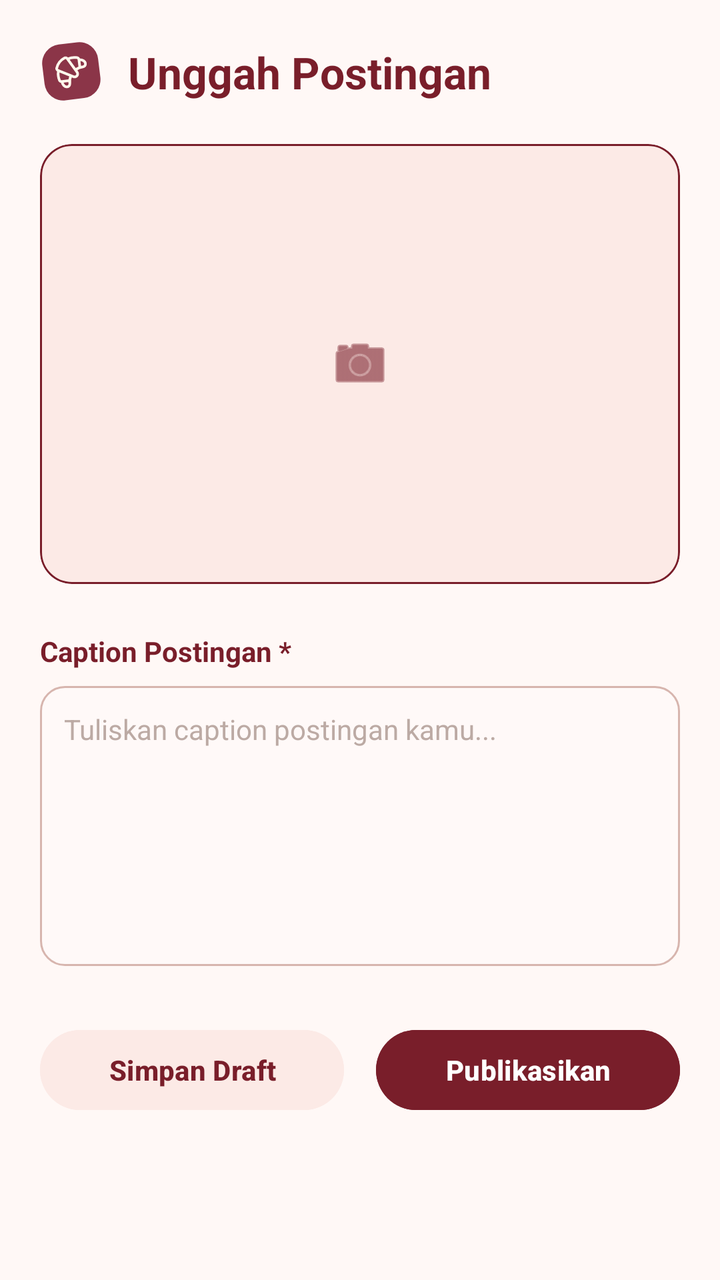
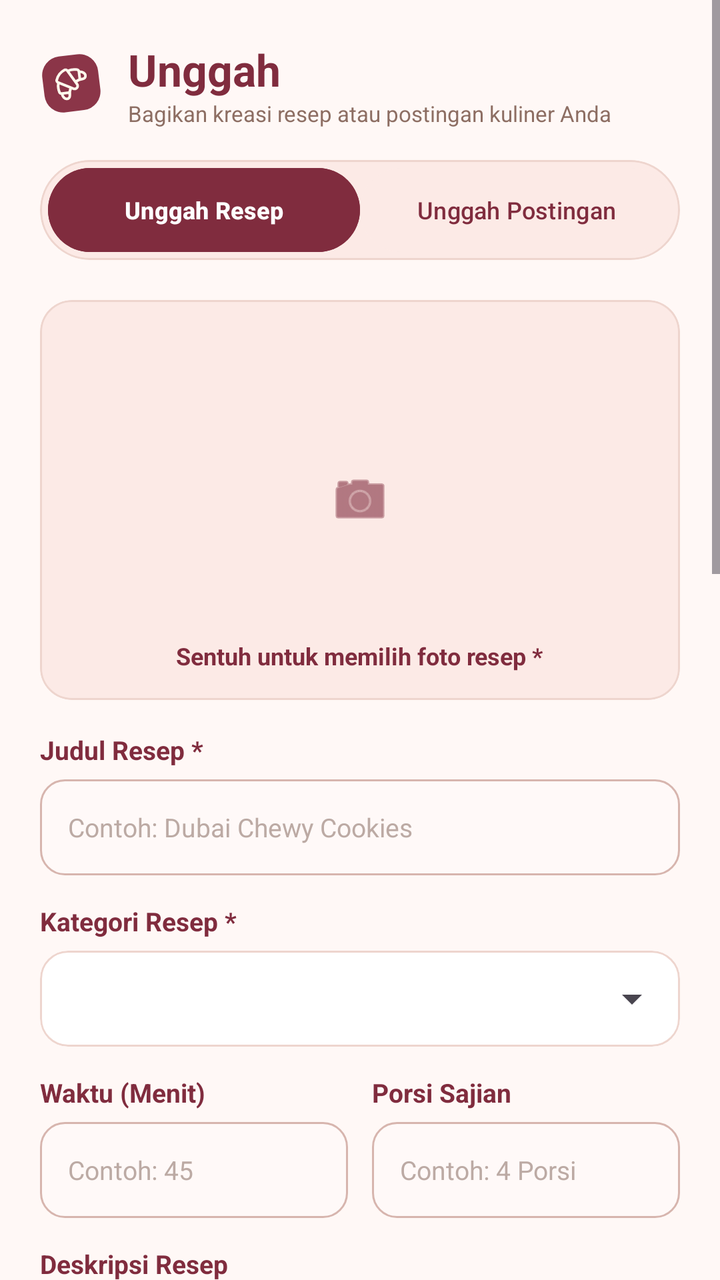

The first picture is an Android layout as it rendered before a commit; the second is the same layout after the commit. The layout source and the unified diff follow.
<!-- AndroidManifest.xml: application theme Theme.Bakerys -->
<!-- res/layout/fragment_unggah.xml -->
<?xml version="1.0" encoding="utf-8"?>
<ScrollView xmlns:android="http://schemas.android.com/apk/res/android"
    xmlns:app="http://schemas.android.com/apk/res-auto"
    android:layout_width="match_parent"
    android:layout_height="match_parent"
    android:background="#FFF8F6"
    android:fillViewport="true">

    <LinearLayout
        android:layout_width="match_parent"
        android:layout_height="wrap_content"
        android:orientation="vertical"
        android:padding="20dp">

        
        <LinearLayout
            android:layout_width="match_parent"
            android:layout_height="wrap_content"
            android:gravity="center_vertical"
            android:orientation="horizontal"
            android:layout_marginBottom="20dp">

            <ImageView
                android:layout_width="32dp"
                android:layout_height="32dp"
                android:src="@drawable/bakery_mark" />

            <TextView
                android:layout_width="wrap_content"
                android:layout_height="wrap_content"
                android:layout_marginStart="12dp"
                android:text="Unggah Postingan"
                android:textColor="#791E2A"
                android:textSize="22sp"
                android:textStyle="bold" />
        </LinearLayout>

        
        <com.google.android.material.card.MaterialCardView
            android:id="@+id/btnUploadFoto"
            android:layout_width="match_parent"
            android:layout_height="220dp"
            android:layout_marginBottom="24dp"
            app:cardBackgroundColor="#FCEAE6"
            app:cardCornerRadius="16dp"
            app:strokeColor="#791E2A"
            app:strokeWidth="1dp">

            <ImageView
                android:id="@+id/ivPreviewFoto"
                android:layout_width="match_parent"
                android:layout_height="match_parent"
                android:scaleType="center"
                android:src="@android:drawable/ic_menu_camera"
                app:tint="#791E2A" />
        </com.google.android.material.card.MaterialCardView>

        
        <TextView
            android:layout_width="wrap_content"
            android:layout_height="wrap_content"
            android:text="Caption Postingan *"
            android:textColor="#791E2A"
            android:textSize="14sp"
            android:textStyle="bold"
            android:layout_marginBottom="8dp" />

        
        <EditText
            android:id="@+id/etCaption"
            android:layout_width="match_parent"
            android:layout_height="140dp"
            android:background="@drawable/bg_input_field"
            android:gravity="top|start"
            android:hint="Tuliskan caption postingan kamu..."
            android:inputType="textMultiLine"
            android:padding="12dp"
            android:textColor="#3E2723"
            android:textColorHint="#BCAAA4"
            android:textSize="14sp" />

        
        <LinearLayout
            android:layout_width="match_parent"
            android:layout_height="wrap_content"
            android:layout_marginTop="28dp"
            android:orientation="horizontal">

            <Button
                android:id="@+id/btnSimpanDraft"
                android:layout_width="0dp"
                android:layout_height="48dp"
                android:layout_marginEnd="8dp"
                android:layout_weight="1"
                android:backgroundTint="#FCEAE6"
                android:text="Simpan Draft"
                android:textColor="#791E2A"
                android:textStyle="bold"
                app:cornerRadius="24dp" />

            <Button
                android:id="@+id/btnPublikasikan"
                android:layout_width="0dp"
                android:layout_height="48dp"
                android:layout_marginStart="8dp"
                android:layout_weight="1"
                android:backgroundTint="#791E2A"
                android:text="Publikasikan"
                android:textColor="#FFFFFF"
                android:textStyle="bold"
                app:cornerRadius="24dp" />
        </LinearLayout>

    </LinearLayout>
</ScrollView>
<!-- resources referenced by this layout -->
<resources>
  <!-- drawable bakery_mark: vector/xml drawable (drawable, 2098 chars, omitted) -->
  <!-- drawable bg_input_field (drawable) -->
  <?xml version="1.0" encoding="utf-8"?>
  <shape xmlns:android="http://schemas.android.com/apk/res/android"
      android:shape="rectangle">
      <solid android:color="#FFF9F8" />
      <corners android:radius="12dp" />
      <stroke
          android:width="1dp"
          android:color="#D7B5AE" />
  </shape>
  <style name="Theme.Bakerys" parent="Base.Theme.Bakerys" />
  <style name="Base.Theme.Bakerys" parent="Theme.Material3.DayNight.NoActionBar">
          
          
  
          
          <item name="android:statusBarColor">@android:color/transparent</item>
          <item name="android:navigationBarColor">@android:color/transparent</item>
          <item name="android:windowLightStatusBar">true</item>
      </style>
</resources>

<!-- the commit's change to res/layout/fragment_unggah.xml (unified diff, before → after) -->
@@ -10,7 +10,8 @@
         android:layout_width="match_parent"
         android:layout_height="wrap_content"
         android:orientation="vertical"
-        android:padding="20dp">
+        android:padding="20dp"
+        android:paddingBottom="40dp">
 
         
         <LinearLayout
@@ -18,97 +19,519 @@
             android:layout_height="wrap_content"
             android:gravity="center_vertical"
             android:orientation="horizontal"
-            android:layout_marginBottom="20dp">
+            android:layout_marginBottom="16dp">
 
             <ImageView
                 android:layout_width="32dp"
                 android:layout_height="32dp"
-                android:src="@drawable/bakery_mark" />
-
-            <TextView
+                android:src="@drawable/bakery_mark"
+                android:contentDescription="Logo Bakerys" />
+
+            <LinearLayout
                 android:layout_width="wrap_content"
                 android:layout_height="wrap_content"
                 android:layout_marginStart="12dp"
-                android:text="Unggah Postingan"
-                android:textColor="#791E2A"
-                android:textSize="22sp"
-                android:textStyle="bold" />
+                android:orientation="vertical">
+
+                <TextView
+                    android:id="@+id/tvJudulHalamanUnggah"
+                    android:layout_width="wrap_content"
+                    android:layout_height="wrap_content"
+                    android:text="Unggah"
+                    android:textColor="#802C3E"
+                    android:textSize="22sp"
+                    android:textStyle="bold" />
+
+                <TextView
+                    android:id="@+id/tvSubJudulHalamanUnggah"
+                    android:layout_width="wrap_content"
+                    android:layout_height="wrap_content"
+                    android:text="Bagikan kreasi resep atau postingan kuliner Anda"
+                    android:textColor="#8D6E63"
+                    android:textSize="11sp" />
+            </LinearLayout>
         </LinearLayout>
 
         
         <com.google.android.material.card.MaterialCardView
-            android:id="@+id/btnUploadFoto"
             android:layout_width="match_parent"
-            android:layout_height="220dp"
-            android:layout_marginBottom="24dp"
+            android:layout_height="50dp"
+            android:layout_marginBottom="20dp"
             app:cardBackgroundColor="#FCEAE6"
-            app:cardCornerRadius="16dp"
-            app:strokeColor="#791E2A"
+            app:cardCornerRadius="25dp"
+            app:cardElevation="0dp"
+            app:strokeColor="#EED5CE"
             app:strokeWidth="1dp">
 
-            <ImageView
-                android:id="@+id/ivPreviewFoto"
+            <LinearLayout
                 android:layout_width="match_parent"
                 android:layout_height="match_parent"
-                android:scaleType="center"
-                android:src="@android:drawable/ic_menu_camera"
-                app:tint="#791E2A" />
+                android:orientation="horizontal"
+                android:padding="4dp">
+
+                <com.google.android.material.button.MaterialButton
+                    android:id="@+id/btnTabUnggahResep"
+                    style="@style/Widget.Material3.Button.UnelevatedButton"
+                    android:layout_width="0dp"
+                    android:layout_height="match_parent"
+                    android:layout_weight="1"
+                    android:backgroundTint="#802C3E"
+                    android:insetTop="0dp"
+                    android:insetBottom="0dp"
+                    android:text="Unggah Resep"
+                    android:textAllCaps="false"
+                    android:textColor="#FFFFFF"
+                    android:textSize="12sp"
+                    android:textStyle="bold"
+                    app:cornerRadius="21dp"
+                    app:elevation="0dp" />
+
+                <com.google.android.material.button.MaterialButton
+                    android:id="@+id/btnTabUnggahPostingan"
+                    style="@style/Widget.Material3.Button.UnelevatedButton"
+                    android:layout_width="0dp"
+                    android:layout_height="match_parent"
+                    android:layout_weight="1"
+                    android:backgroundTint="#FCEAE6"
+                    android:insetTop="0dp"
+                    android:insetBottom="0dp"
+                    android:text="Unggah Postingan"
+                    android:textAllCaps="false"
+                    android:textColor="#802C3E"
+                    android:textSize="12sp"
+                    app:cornerRadius="21dp"
+                    app:elevation="0dp" />
+            </LinearLayout>
         </com.google.android.material.card.MaterialCardView>
 
         
-        <TextView
-            android:layout_width="wrap_content"
-            android:layout_height="wrap_content"
-            android:text="Caption Postingan *"
-            android:textColor="#791E2A"
-            android:textSize="14sp"
-            android:textStyle="bold"
-            android:layout_marginBottom="8dp" />
-
-        
-        <EditText
-            android:id="@+id/etCaption"
-            android:layout_width="match_parent"
-            android:layout_height="140dp"
-            android:background="@drawable/bg_input_field"
-            android:gravity="top|start"
-            android:hint="Tuliskan caption postingan kamu..."
-            android:inputType="textMultiLine"
-            android:padding="12dp"
-            android:textColor="#3E2723"
-            android:textColorHint="#BCAAA4"
-            android:textSize="14sp" />
-
+        
         
         <LinearLayout
+            android:id="@+id/layoutUnggahResep"
             android:layout_width="match_parent"
             android:layout_height="wrap_content"
-            android:layout_marginTop="28dp"
-            android:orientation="horizontal">
-
-            <Button
-                android:id="@+id/btnSimpanDraft"
-                android:layout_width="0dp"
+            android:orientation="vertical"
+            android:visibility="visible">
+
+            
+            <com.google.android.material.card.MaterialCardView
+                android:id="@+id/btnUploadFotoResep"
+                android:layout_width="match_parent"
+                android:layout_height="200dp"
+                android:layout_marginBottom="16dp"
+                android:clickable="true"
+                android:focusable="true"
+                app:cardBackgroundColor="#FCEAE6"
+                app:cardCornerRadius="16dp"
+                app:strokeColor="#EED5CE"
+                app:strokeWidth="1dp">
+
+                <FrameLayout
+                    android:layout_width="match_parent"
+                    android:layout_height="match_parent">
+
+                    <ImageView
+                        android:id="@+id/ivPreviewFotoResep"
+                        android:layout_width="match_parent"
+                        android:layout_height="match_parent"
+                        android:scaleType="center"
+                        android:src="@android:drawable/ic_menu_camera"
+                        app:tint="#802C3E"
+                        android:contentDescription="Upload Foto Resep" />
+
+                    <TextView
+                        android:layout_width="wrap_content"
+                        android:layout_height="wrap_content"
+                        android:layout_gravity="bottom|center_horizontal"
+                        android:layout_marginBottom="14dp"
+                        android:text="Sentuh untuk memilih foto resep *"
+                        android:textColor="#802C3E"
+                        android:textSize="12sp"
+                        android:textStyle="bold" />
+                </FrameLayout>
+            </com.google.android.material.card.MaterialCardView>
+
+            
+            <TextView
+                android:layout_width="wrap_content"
+                android:layout_height="wrap_content"
+                android:text="Judul Resep *"
+                android:textColor="#802C3E"
+                android:textSize="13sp"
+                android:textStyle="bold"
+                android:layout_marginBottom="6dp" />
+
+            <EditText
+                android:id="@+id/etJudulResep"
+                android:layout_width="match_parent"
                 android:layout_height="48dp"
-                android:layout_marginEnd="8dp"
-                android:layout_weight="1"
-                android:backgroundTint="#FCEAE6"
-                android:text="Simpan Draft"
+                android:background="@drawable/bg_input_field"
+                android:hint="Contoh: Dubai Chewy Cookies"
+                android:inputType="textCapWords"
+                android:paddingHorizontal="14dp"
+                android:textColor="#3E2723"
+                android:textColorHint="#BCAAA4"
+                android:textSize="13sp"
+                android:layout_marginBottom="14dp" />
+
+            
+            <TextView
+                android:layout_width="wrap_content"
+                android:layout_height="wrap_content"
+                android:text="Kategori Resep *"
+                android:textColor="#802C3E"
+                android:textSize="13sp"
+                android:textStyle="bold"
+                android:layout_marginBottom="6dp" />
+
+            <com.google.android.material.card.MaterialCardView
+                android:layout_width="match_parent"
+                android:layout_height="48dp"
+                android:layout_marginBottom="14dp"
+                app:cardBackgroundColor="#FFFFFF"
+                app:cardCornerRadius="14dp"
+                app:cardElevation="0dp"
+                app:strokeColor="#EED5CE"
+                app:strokeWidth="1dp">
+
+                <Spinner
+                    android:id="@+id/spinnerKategoriResep"
+                    android:layout_width="match_parent"
+                    android:layout_height="match_parent"
+                    android:paddingHorizontal="8dp" />
+            </com.google.android.material.card.MaterialCardView>
+
+            
+            <LinearLayout
+                android:layout_width="match_parent"
+                android:layout_height="wrap_content"
+                android:orientation="horizontal"
+                android:layout_marginBottom="14dp">
+
+                <LinearLayout
+                    android:layout_width="0dp"
+                    android:layout_height="wrap_content"
+                    android:layout_weight="1"
+                    android:layout_marginEnd="6dp"
+                    android:orientation="vertical">
+
+                    <TextView
+                        android:layout_width="wrap_content"
+                        android:layout_height="wrap_content"
+                        android:text="Waktu (Menit)"
+                        android:textColor="#802C3E"
+                        android:textSize="13sp"
+                        android:textStyle="bold"
+                        android:layout_marginBottom="6dp" />
+
+                    <EditText
+                        android:id="@+id/etWaktuPanggang"
+                        android:layout_width="match_parent"
+                        android:layout_height="48dp"
+                        android:background="@drawable/bg_input_field"
+                        android:hint="Contoh: 45"
+                        android:inputType="number"
+                        android:paddingHorizontal="14dp"
+                        android:textColor="#3E2723"
+                        android:textColorHint="#BCAAA4"
+                        android:textSize="13sp" />
+                </LinearLayout>
+
+                <LinearLayout
+                    android:layout_width="0dp"
+                    android:layout_height="wrap_content"
+                    android:layout_weight="1"
+                    android:layout_marginStart="6dp"
+                    android:orientation="vertical">
+
+                    <TextView
+                        android:layout_width="wrap_content"
+                        android:layout_height="wrap_content"
+                        android:text="Porsi Sajian"
+                        android:textColor="#802C3E"
+                        android:textSize="13sp"
+                        android:textStyle="bold"
+                        android:layout_marginBottom="6dp" />
+
+                    <EditText
+                        android:id="@+id/etPorsiResep"
+                        android:layout_width="match_parent"
+                        android:layout_height="48dp"
+                        android:background="@drawable/bg_input_field"
+                        android:hint="Contoh: 4 Porsi"
+                        android:inputType="text"
+                        android:paddingHorizontal="14dp"
+                        android:textColor="#3E2723"
+                        android:textColorHint="#BCAAA4"
+                        android:textSize="13sp" />
+                </LinearLayout>
+            </LinearLayout>
+
+            
+            <TextView
+                android:layout_width="wrap_content"
+                android:layout_height="wrap_content"
+                android:text="Deskripsi Resep"
+                android:textColor="#802C3E"
+                android:textSize="13sp"
+                android:textStyle="bold"
+                android:layout_marginBottom="6dp" />
+
+            <EditText
+                android:id="@+id/etDeskripsiResep"
+                android:layout_width="match_parent"
+                android:layout_height="80dp"
+                android:background="@drawable/bg_input_field"
+                android:gravity="top|start"
+                android:hint="Ceritakan singkat keistimewaan dan aroma resep ini..."
+                android:inputType="textMultiLine"
+                android:padding="12dp"
+                android:textColor="#3E2723"
+                android:textColorHint="#BCAAA4"
+                android:textSize="13sp"
+                android:layout_marginBottom="14dp" />
+
+            
+            <TextView
+                android:layout_width="wrap_content"
+                android:layout_height="wrap_content"
+                android:text="Bahan Utama (1 Bahan Per Baris) *"
+                android:textColor="#802C3E"
+                android:textSize="13sp"
+                android:textStyle="bold"
+                android:layout_marginBottom="6dp" />
+
+            <EditText
+                android:id="@+id/etBahanUtama"
+                android:layout_width="match_parent"
+                android:layout_height="90dp"
+                android:background="@drawable/bg_input_field"
+                android:gravity="top|start"
+                android:hint="Kunafa panggang&#10;Pasta pistachio&#10;Cokelat putih couverture"
+                android:inputType="textMultiLine"
+                android:padding="12dp"
+                android:textColor="#3E2723"
+                android:textColorHint="#BCAAA4"
+                android:textSize="13sp"
+                android:layout_marginBottom="14dp" />
+
+            
+            <TextView
+                android:layout_width="wrap_content"
+                android:layout_height="wrap_content"
+                android:text="Takaran Gram (Sejajar Per Baris)"
+                android:textColor="#802C3E"
+                android:textSize="13sp"
+                android:textStyle="bold"
+                android:layout_marginBottom="6dp" />
+
+            <EditText
+                android:id="@+id/etTakaranGram"
+                android:layout_width="match_parent"
+                android:layout_height="75dp"
+                android:background="@drawable/bg_input_field"
+                android:gravity="top|start"
+                android:hint="150 gr&#10;100 gr&#10;200 gr"
+                android:inputType="textMultiLine"
+                android:padding="12dp"
+                android:textColor="#3E2723"
+                android:textColorHint="#BCAAA4"
+                android:textSize="13sp"
+                android:layout_marginBottom="14dp" />
+
+            
+            <TextView
+                android:layout_width="wrap_content"
+                android:layout_height="wrap_content"
+                android:text="Takaran Sendok (Opsional)"
+                android:textColor="#802C3E"
+                android:textSize="13sp"
+                android:textStyle="bold"
+                android:layout_marginBottom="6dp" />
+
+            <EditText
+                android:id="@+id/etTakaranSendok"
+                android:layout_width="match_parent"
+                android:layout_height="75dp"
+                android:background="@drawable/bg_input_field"
+                android:gravity="top|start"
+                android:hint="1 1/2 cangkir&#10;2 sdm&#10;3 sdm"
+                android:inputType="textMultiLine"
+                android:padding="12dp"
+                android:textColor="#3E2723"
+                android:textColorHint="#BCAAA4"
+                android:textSize="13sp"
+                android:layout_marginBottom="14dp" />
+
+            
+            <TextView
+                android:layout_width="wrap_content"
+                android:layout_height="wrap_content"
+                android:text="Bahan Pengganti (Opsional)"
+                android:textColor="#802C3E"
+                android:textSize="13sp"
+                android:textStyle="bold"
+                android:layout_marginBottom="6dp" />
+
+            <EditText
+                android:id="@+id/etBahanPengganti"
+                android:layout_width="match_parent"
+                android:layout_height="70dp"
+                android:background="@drawable/bg_input_field"
+                android:gravity="top|start"
+                android:hint="Kataifi panggang&#10;Selai kacang"
+                android:inputType="textMultiLine"
+                android:padding="12dp"
+                android:textColor="#3E2723"
+                android:textColorHint="#BCAAA4"
+                android:textSize="13sp"
+                android:layout_marginBottom="14dp" />
+
+            
+            <TextView
+                android:layout_width="wrap_content"
+                android:layout_height="wrap_content"
+                android:text="Langkah Memasak (1 Langkah Per Baris) *"
+                android:textColor="#802C3E"
+                android:textSize="13sp"
+                android:textStyle="bold"
+                android:layout_marginBottom="6dp" />
+
+            <EditText
+                android:id="@+id/etLangkahMemasak"
+                android:layout_width="match_parent"
+                android:layout_height="110dp"
+                android:background="@drawable/bg_input_field"
+                android:gravity="top|start"
+                android:hint="1. Lelehkan cokelat putih couverture...&#10;2. Bentuk bulat adonan isi...&#10;3. Masak marshmallow sampai kenyal..."
+                android:inputType="textMultiLine"
+                android:padding="12dp"
+                android:textColor="#3E2723"
+                android:textColorHint="#BCAAA4"
+                android:textSize="13sp"
+                android:layout_marginBottom="24dp" />
+
+            
+            <LinearLayout
+                android:layout_width="match_parent"
+                android:layout_height="wrap_content"
+                android:orientation="horizontal">
+
+                <Button
+                    android:id="@+id/btnSimpanDraftResep"
+                    android:layout_width="0dp"
+                    android:layout_height="48dp"
+                    android:layout_marginEnd="8dp"
+                    android:layout_weight="1"
+                    android:backgroundTint="#FCEAE6"
+                    android:text="Simpan Draft"
+                    android:textColor="#802C3E"
+                    android:textStyle="bold"
+                    app:cornerRadius="24dp" />
+
+                <Button
+                    android:id="@+id/btnPublikasikanResep"
+                    android:layout_width="0dp"
+                    android:layout_height="48dp"
+                    android:layout_marginStart="8dp"
+                    android:layout_weight="1"
+                    android:backgroundTint="#802C3E"
+                    android:text="Publikasikan Resep"
+                    android:textColor="#FFFFFF"
+                    android:textStyle="bold"
+                    app:cornerRadius="24dp" />
+            </LinearLayout>
+
+        </LinearLayout>
+
+        
+        
+        
+        <LinearLayout
+            android:id="@+id/layoutUnggahPostingan"
+            android:layout_width="match_parent"
+            android:layout_height="wrap_content"
+            android:orientation="vertical"
+            android:visibility="gone">
+
+            
+            <com.google.android.material.card.MaterialCardView
+                android:id="@+id/btnUploadFoto"
+                android:layout_width="match_parent"
+                android:layout_height="220dp"
+                android:layout_marginBottom="24dp"
+                app:cardBackgroundColor="#FCEAE6"
+                app:cardCornerRadius="16dp"
+                app:strokeColor="#791E2A"
+                app:strokeWidth="1dp">
+
+                <ImageView
+                    android:id="@+id/ivPreviewFoto"
+                    android:layout_width="match_parent"
+                    android:layout_height="match_parent"
+                    android:scaleType="center"
+                    android:src="@android:drawable/ic_menu_camera"
+                    app:tint="#791E2A"
+                    android:contentDescription="Foto Postingan" />
+            </com.google.android.material.card.MaterialCardView>
+
+            
+            <TextView
+                android:layout_width="wrap_content"
+                android:layout_height="wrap_content"
+                android:text="Caption Postingan *"
                 android:textColor="#791E2A"
-                android:textStyle="bold"
-                app:cornerRadius="24dp" />
-
-            <Button
-                android:id="@+id/btnPublikasikan"
-                android:layout_width="0dp"
-                android:layout_height="48dp"
-                android:layout_marginStart="8dp"
-                android:layout_weight="1"
-                android:backgroundTint="#791E2A"
-                android:text="Publikasikan"
-                android:textColor="#FFFFFF"
-                android:textStyle="bold"
-                app:cornerRadius="24dp" />
+                android:textSize="14sp"
+                android:textStyle="bold"
+                android:layout_marginBottom="8dp" />
+
+            
+            <EditText
+                android:id="@+id/etCaption"
+                android:layout_width="match_parent"
+                android:layout_height="140dp"
+                android:background="@drawable/bg_input_field"
+                android:gravity="top|start"
+                android:hint="Tuliskan caption postingan kamu..."
+                android:inputType="textMultiLine"
+                android:padding="12dp"
+                android:textColor="#3E2723"
+                android:textColorHint="#BCAAA4"
+                android:textSize="14sp" />
+
+            
+            <LinearLayout
+                android:layout_width="match_parent"
+                android:layout_height="wrap_content"
+                android:layout_marginTop="28dp"
+                android:orientation="horizontal">
+
+                <Button
+                    android:id="@+id/btnSimpanDraft"
+                    android:layout_width="0dp"
+                    android:layout_height="48dp"
+                    android:layout_marginEnd="8dp"
+                    android:layout_weight="1"
+                    android:backgroundTint="#FCEAE6"
+                    android:text="Simpan Draft"
+                    android:textColor="#791E2A"
+                    android:textStyle="bold"
+                    app:cornerRadius="24dp" />
+
+                <Button
+                    android:id="@+id/btnPublikasikan"
+                    android:layout_width="0dp"
+                    android:layout_height="48dp"
+                    android:layout_marginStart="8dp"
+                    android:layout_weight="1"
+                    android:backgroundTint="#791E2A"
+                    android:text="Publikasikan"
+                    android:textColor="#FFFFFF"
+                    android:textStyle="bold"
+                    app:cornerRadius="24dp" />
+            </LinearLayout>
+
         </LinearLayout>
 
     </LinearLayout>
<!-- resource entries referenced after the edit -->
@@ -14,12 +14,20 @@
   <style name="Theme.Bakerys" parent="Base.Theme.Bakerys" />
   <style name="Base.Theme.Bakerys" parent="Theme.Material3.DayNight.NoActionBar">
           
-          
+          <item name="android:windowBackground">#FFF9F8</item>
+          <item name="android:colorBackground">#FFF9F8</item>
   
           
           <item name="android:statusBarColor">@android:color/transparent</item>
           <item name="android:navigationBarColor">@android:color/transparent</item>
           <item name="android:windowLightStatusBar">true</item>
+  
+          
+          <item name="colorPrimary">#802C3E</item>
+          <item name="colorPrimaryVariant">#802C3E</item>
+          <item name="colorOnPrimary">#FFFFFF</item>
+          <item name="colorSecondary">#FCEBE5</item>
+          <item name="colorOnSecondary">#3E2723</item>
       </style>
 </resources>
 
